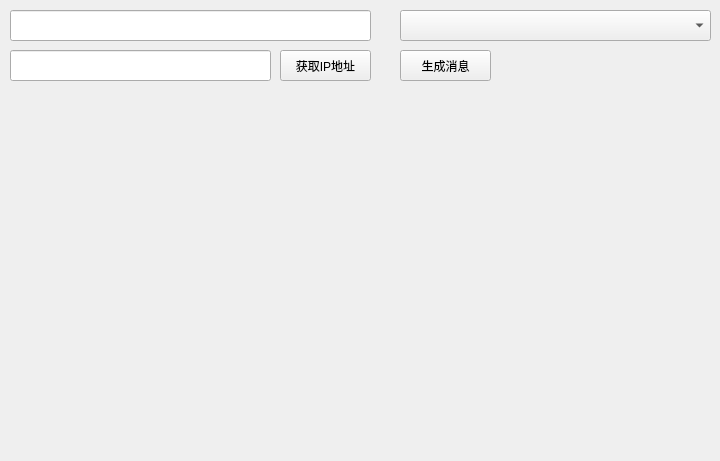
Before: the Qt Designer form tui/components.ui in mkinsz/QModule, drawn with Qt 5.
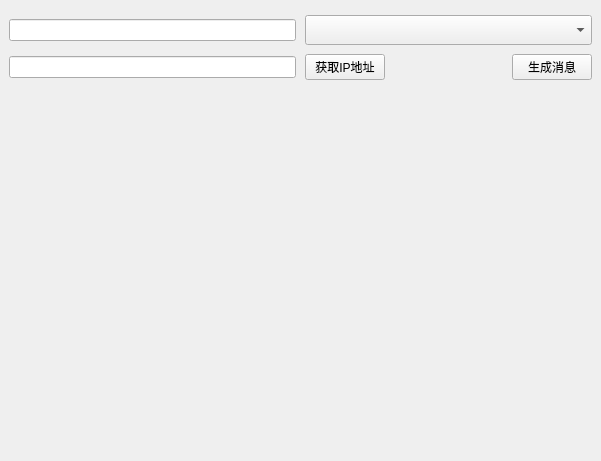
After: the same form once the commit is applied. Custom widgets are drawn as their Qt base class.

Commit message: modify some components of t-ui

Diff of the .ui file:
```diff
--- a/tui/components.ui
+++ b/tui/components.ui
@@ -6,69 +6,121 @@
    <rect>
     <x>0</x>
     <y>0</y>
-    <width>720</width>
+    <width>601</width>
     <height>461</height>
    </rect>
   </property>
   <property name="windowTitle">
    <string>Form</string>
   </property>
-  <widget class="SearchEdit" name="searchedit">
-   <property name="geometry">
-    <rect>
-     <x>10</x>
-     <y>10</y>
-     <width>361</width>
-     <height>31</height>
-    </rect>
+  <layout class="QVBoxLayout" name="verticalLayout">
+   <property name="leftMargin">
+    <number>0</number>
    </property>
-  </widget>
-  <widget class="IpEdit" name="ipedit">
-   <property name="geometry">
-    <rect>
-     <x>10</x>
-     <y>50</y>
-     <width>261</width>
-     <height>31</height>
-    </rect>
+   <property name="topMargin">
+    <number>0</number>
    </property>
-  </widget>
-  <widget class="QPushButton" name="pushButton">
-   <property name="geometry">
-    <rect>
-     <x>280</x>
-     <y>50</y>
-     <width>91</width>
-     <height>31</height>
-    </rect>
+   <property name="rightMargin">
+    <number>0</number>
    </property>
-   <property name="text">
-    <string>获取IP地址</string>
+   <property name="bottomMargin">
+    <number>0</number>
    </property>
-  </widget>
-  <widget class="ComboBox" name="comboBox">
-   <property name="geometry">
-    <rect>
-     <x>400</x>
-     <y>10</y>
-     <width>311</width>
-     <height>31</height>
-    </rect>
-   </property>
-  </widget>
-  <widget class="QPushButton" name="msgBtn">
-   <property name="geometry">
-    <rect>
-     <x>400</x>
-     <y>50</y>
-     <width>91</width>
-     <height>31</height>
-    </rect>
-   </property>
-   <property name="text">
-    <string>生成消息</string>
-   </property>
-  </widget>
+   <item>
+    <widget class="SiderBar" name="titleBar" native="true"/>
+   </item>
+   <item>
+    <layout class="QGridLayout" name="gridLayout">
+     <property name="leftMargin">
+      <number>9</number>
+     </property>
+     <property name="topMargin">
+      <number>9</number>
+     </property>
+     <property name="rightMargin">
+      <number>9</number>
+     </property>
+     <property name="bottomMargin">
+      <number>9</number>
+     </property>
+     <property name="spacing">
+      <number>9</number>
+     </property>
+     <item row="0" column="0">
+      <widget class="SearchEdit" name="searchEdit"/>
+     </item>
+     <item row="0" column="1">
+      <widget class="ComboBox" name="comboBox">
+       <property name="sizePolicy">
+        <sizepolicy hsizetype="Maximum" vsizetype="Minimum">
+         <horstretch>0</horstretch>
+         <verstretch>0</verstretch>
+        </sizepolicy>
+       </property>
+       <property name="minimumSize">
+        <size>
+         <width>0</width>
+         <height>30</height>
+        </size>
+       </property>
+       <property name="maximumSize">
+        <size>
+         <width>300</width>
+         <height>16777215</height>
+        </size>
+       </property>
+      </widget>
+     </item>
+     <item row="1" column="0">
+      <widget class="IpEdit" name="ipEdit"/>
+     </item>
+     <item row="1" column="1">
+      <layout class="QHBoxLayout" name="horizontalLayout">
+       <item>
+        <widget class="QPushButton" name="pushButton">
+         <property name="text">
+          <string>获取IP地址</string>
+         </property>
+        </widget>
+       </item>
+       <item>
+        <spacer name="horizontalSpacer">
+         <property name="orientation">
+          <enum>Qt::Horizontal</enum>
+         </property>
+         <property name="sizeHint" stdset="0">
+          <size>
+           <width>40</width>
+           <height>20</height>
+          </size>
+         </property>
+        </spacer>
+       </item>
+       <item>
+        <widget class="QPushButton" name="msgBtn">
+         <property name="text">
+          <string>生成消息</string>
+         </property>
+        </widget>
+       </item>
+      </layout>
+     </item>
+    </layout>
+   </item>
+   <item>
+    <spacer name="verticalSpacer">
+     <property name="orientation">
+      <enum>Qt::Vertical</enum>
+     </property>
+     <property name="sizeHint" stdset="0">
+      <size>
+       <width>20</width>
+       <height>40</height>
+      </size>
+     </property>
+    </spacer>
+   </item>
+  </layout>
  </widget>
  <customwidgets>
   <customwidget>
@@ -86,6 +138,12 @@
    <extends>QComboBox</extends>
    <header>combobox.h</header>
   </customwidget>
+  <customwidget>
+   <class>SiderBar</class>
+   <extends>QWidget</extends>
+   <header>siderbar.h</header>
+   <container>1</container>
+  </customwidget>
  </customwidgets>
  <resources/>
  <connections/>
```
The commit also changes 9 other files.
